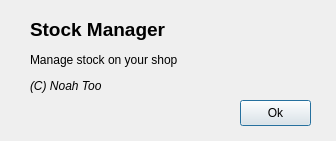
Before: the Qt Designer form src/about.ui in krivahtoo/stockmanager, drawn with Qt 5.
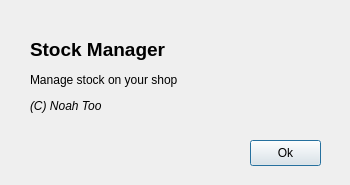
After: the same form once the commit is applied.

```diff
--- a/src/about.ui
+++ b/src/about.ui
@@ -9,8 +9,8 @@
    <rect>
     <x>0</x>
     <y>0</y>
-    <width>336</width>
-    <height>141</height>
+    <width>350</width>
+    <height>185</height>
    </rect>
   </property>
   <property name="windowTitle">
@@ -23,7 +23,7 @@
    <property name="geometry">
     <rect>
      <x>30</x>
-     <y>10</y>
+     <y>30</y>
      <width>201</width>
      <height>91</height>
     </rect>
@@ -41,12 +41,24 @@
   <widget class="QPushButton" name="pushButton">
    <property name="geometry">
     <rect>
-     <x>240</x>
-     <y>100</y>
+     <x>250</x>
+     <y>140</y>
      <width>71</width>
      <height>26</height>
     </rect>
    </property>
+   <property name="minimumSize">
+    <size>
+     <width>71</width>
+     <height>26</height>
+    </size>
+   </property>
+   <property name="maximumSize">
+    <size>
+     <width>71</width>
+     <height>26</height>
+    </size>
+   </property>
    <property name="text">
     <string>Ok</string>
    </property>
```
